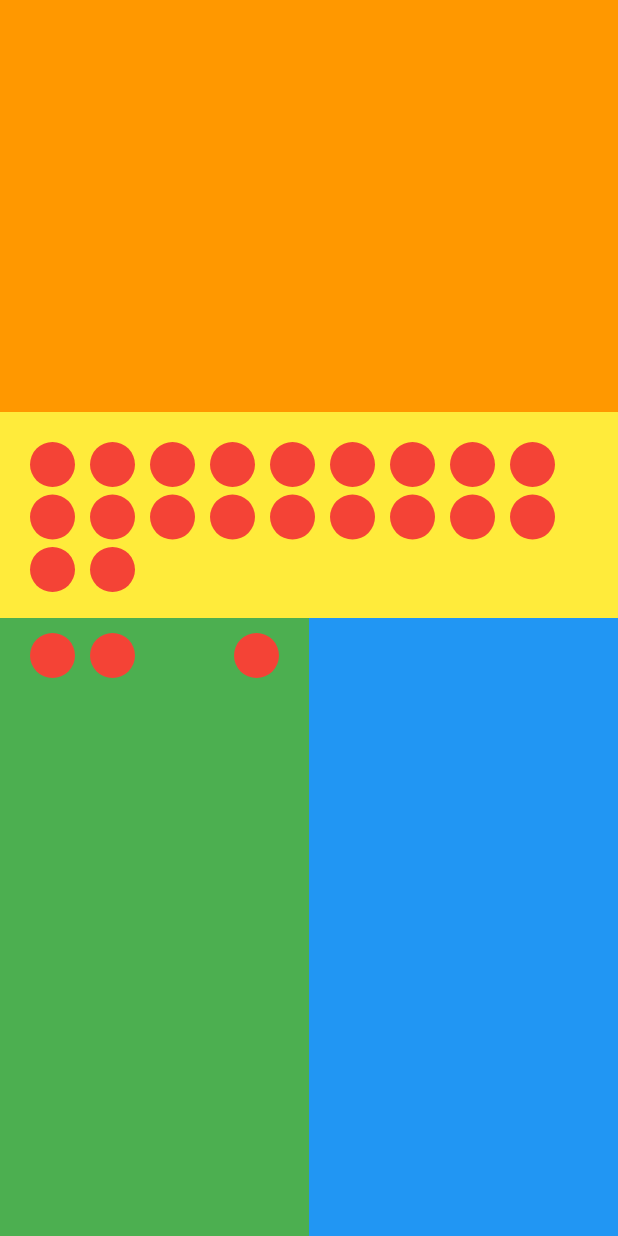
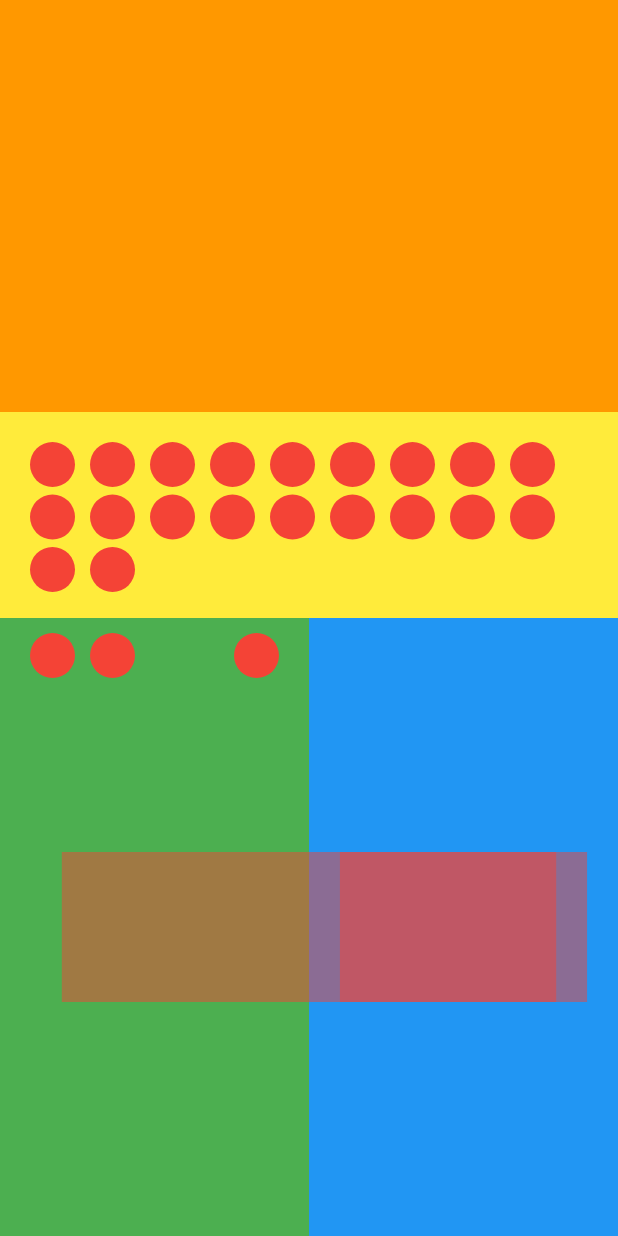
Before and after one commit to ThomasEcalle/5_AL1_2023, a Flutter app: the screen it shows after launch, on a phone screen of 412 x 824 dp. Run offline on Flutter 3.47's test engine with Material 2 defaults, Android fonts, the phone set to English and light mode, and no system bars.

Commit message:
End of layouts lesson

```diff
--- a/lib/layouts/layouts_screen.dart
+++ b/lib/layouts/layouts_screen.dart
@@ -45,7 +45,9 @@ class LayoutsScreen extends StatelessWidget {
             Expanded(
               child: Container(
                 color: Colors.yellow,
-                child: Row(
+                child: Stack(
+                  children: [
+                    Row(
                       children: [
                         Expanded(
                           child: Container(
@@ -73,6 +75,18 @@ class LayoutsScreen extends StatelessWidget {
                         Expanded(
                           child: Container(
                             color: Colors.blue,
+                            width: double.infinity,
+                            height: double.infinity,
+                            child: Center(
+                              child: AdaptiveContainer(),
+                            ),
+                          ),
+                        ),
+                      ],
+                    ),
+                    Positioned.fill(
+                      child: Center(
+                        child: AdaptiveContainer(),
                       ),
                     ),
                   ],
@@ -85,3 +99,22 @@ class LayoutsScreen extends StatelessWidget {
     );
   }
 }
+
+class AdaptiveContainer extends StatelessWidget {
+  const AdaptiveContainer({super.key});
+
+  @override
+  Widget build(BuildContext context) {
+    return LayoutBuilder(
+        builder: (context, constraints) {
+          final maxWidth = constraints.maxWidth;
+          print(maxWidth);
+          return Container(
+            height: 100,
+            width: maxWidth * .8,
+            color: Colors.red.withOpacity(.5),
+          );
+        }
+    );
+  }
+}
```
Lines whose indentation alone changed are shown as unchanged.
